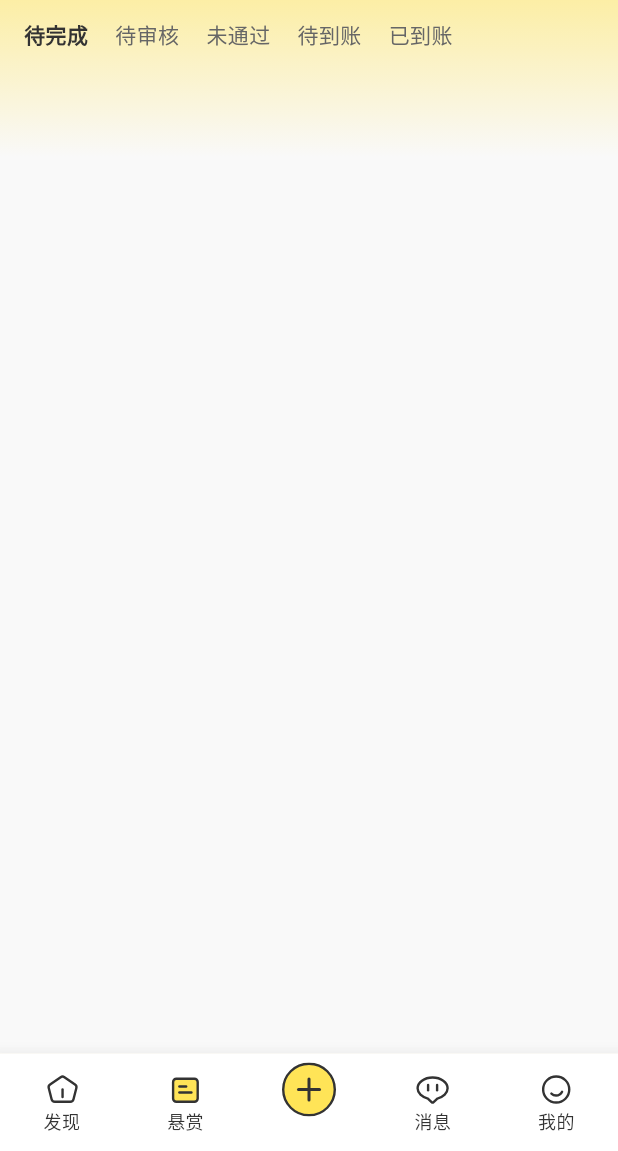
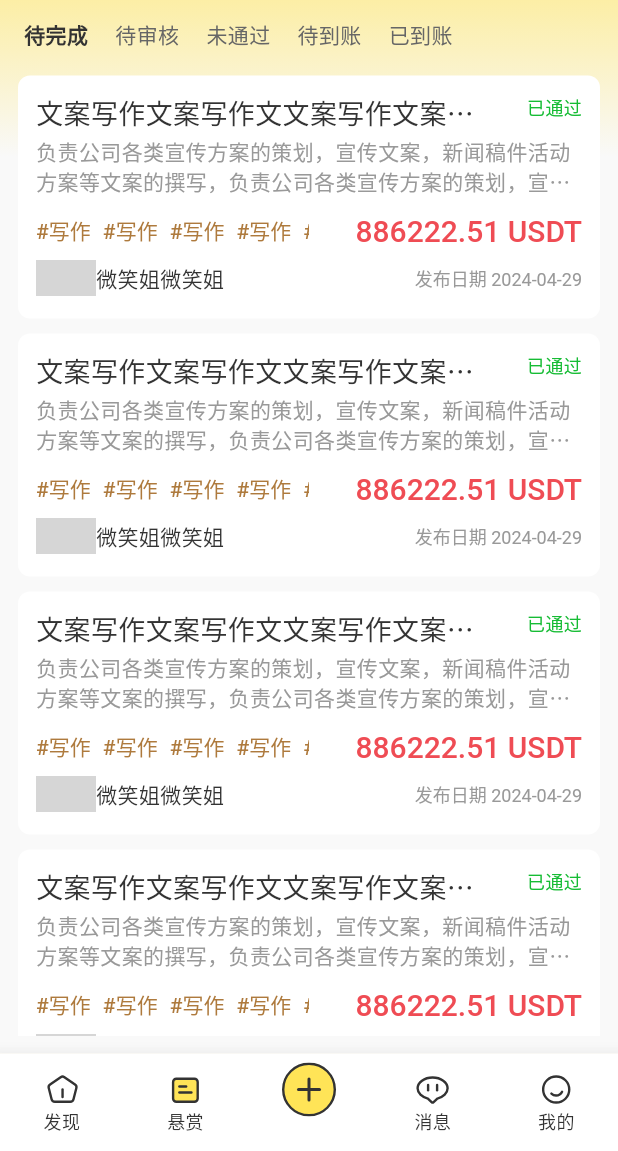
Before and after one commit to Esthert0109/part_time_app3, a Flutter app: the screen it shows after launch, item 2 of the bottom bar chosen, on a phone screen of 412 x 824 dp, the part 85-1236 px from its top. Run offline on Flutter 3.47's test engine with Material 3 defaults, Android fonts, the phone set to English and light mode, and no system bars; drawn by our look-alikes of lazy_load_scrollview; our stand-ins replace badges, flutter_svg, get, image_picker, loading_animation_widget, photo_view; network calls fail; grey boxes are pictures that could not be loaded.

Commit message:
construct mission status pages

```diff
--- a/part_time_app/lib/Pages/MissionStatus/missionAcceptedMainPage.dart
+++ b/part_time_app/lib/Pages/MissionStatus/missionAcceptedMainPage.dart
@@ -1,5 +1,9 @@
 import 'package:flutter/material.dart';
+import 'package:lazy_load_scrollview/lazy_load_scrollview.dart';
 import 'package:part_time_app/Components/Selection/thirdStatusSelectionComponent.dart';
+
+import '../../Components/Card/missionCardComponent.dart';
+import '../../Constants/colorConstant.dart';
 
 class MissionAcceptedMainPage extends StatefulWidget {
   const MissionAcceptedMainPage({super.key});
@@ -25,7 +29,45 @@ class _MissionAcceptedMainPageState extends State<MissionAcceptedMainPage> {
               setState(() {
                 statusSelected = index;
               });
-            })
+            }),
+        Expanded(
+          child: LazyLoadScrollView(
+            onEndOfPage: () {
+              print("load more");
+            },
+            child: RefreshIndicator(
+              color: kMainYellowColor,
+              onRefresh: () async {
+                print("refresh everything");
+                setState(() {
+                  statusSelected = 0;
+                });
+              },
+              child: SingleChildScrollView(
+                padding: const EdgeInsets.only(top: 10),
+                child: Column(
+                  children: List.generate(
+                    15,
+                    (index) => MissionCardComponent(
+                      missionTitle: '文案写作文案写作文文案写作文案写作文文案写作文案写作文',
+                      missionDesc:
+                          '负责公司各类宣传方案的策划，宣传文案，新闻稿件活动方案等文案的撰写，负责公司各类宣传方案的策划，宣传文案，新闻稿件活动方案等文案的撰写，负责公司各类宣传方案的策划，宣传文案，新闻稿件活动方案等文案的撰写，负责公司各类宣传方案的策划，宣传文案，新闻稿件活动方案等文案的撰写，负责公司各类宣传方案的策划，宣传文案，新闻稿件活动方案等文案的撰写',
+                      tagList: ["写作", "写作", "写作", "写作", "写作", "写作", "写作", "写作"],
+                      missionPrice: 886222.51,
+                      userAvatar:
+                          "https://encrypted-tbn0.gstatic.com/images?q=tbn:ANd9GcRNaT5SvBkYftSASmuj1yAmOFONXoWFqRlJ0mO7ZI_njw&s",
+                      username: "微笑姐微笑姐",
+                      missionDate: "2024-04-29",
+                      isStatus: true,
+                      isFavorite: false,
+                      missionStatus: 3,
+                    ),
+                  ),
+                ),
+              ),
+            ),
+          ),
+        )
       ],
     );
   }
--- a/part_time_app/lib/Pages/MissionStatus/missionStatusMainPage.dart
+++ b/part_time_app/lib/Pages/MissionStatus/missionStatusMainPage.dart
@@ -33,7 +33,7 @@ class _MissionStatusMainPageState extends State<MissionStatusMainPage> {
             setState(() {
               titleSelection = index;
               _controller.animateToPage(index,
-                  duration: Duration(milliseconds: 300),
+                  duration: Duration(milliseconds: 600),
                   curve: Curves.easeInOut);
             });
           },
--- a/part_time_app/lib/Pages/homePage.dart
+++ b/part_time_app/lib/Pages/homePage.dart
@@ -25,7 +25,6 @@ class _HomePageState extends State<HomePage> {
     ExploreMainPage(),
     MissionStatusMainPage(),
     MissionPublishMainPage(),
-    ComponentExample(),
     MessageMainPage(),
     UserProfileMainPage()
   ];
--- a/part_time_app/pubspec.yaml
+++ b/part_time_app/pubspec.yaml
@@ -41,6 +41,7 @@ dependencies:
   loading_animation_widget: ^1.2.1
   image_picker: ^1.1.0
   photo_view: ^0.15.0
+  lazy_load_scrollview: ^1.3.0
 
 dev_dependencies:
   flutter_test:
```
Also changed, not shown: part_time_app/lib/Pages/MissionStatus/missionIssuedMainPage.dart (+42 -1 lines), part_time_app/pubspec.lock.
